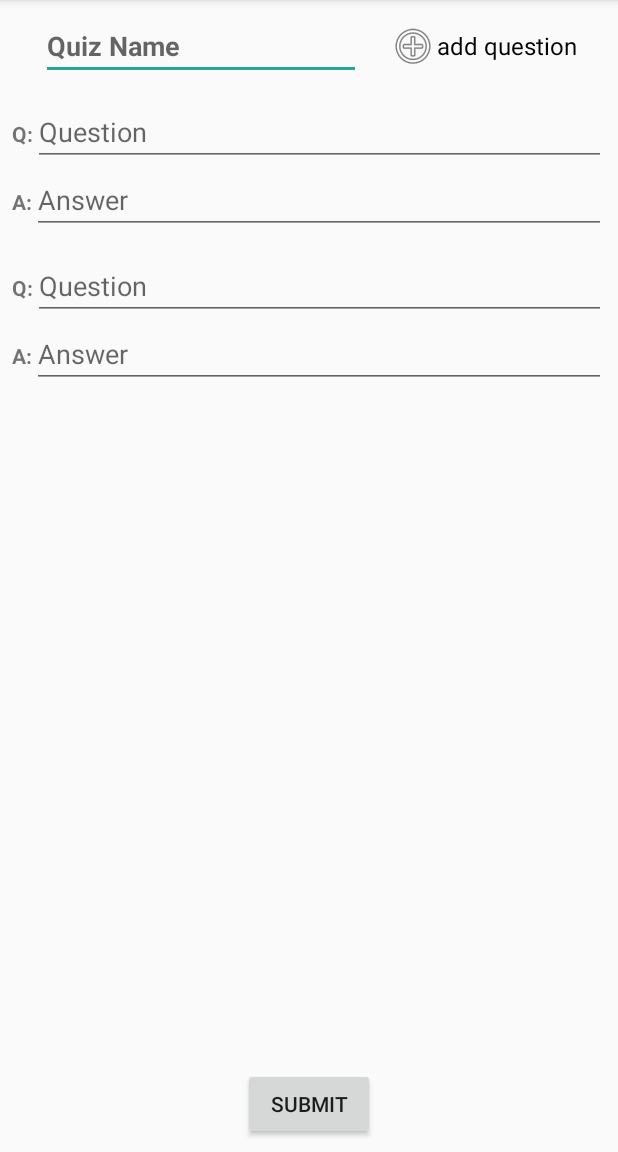
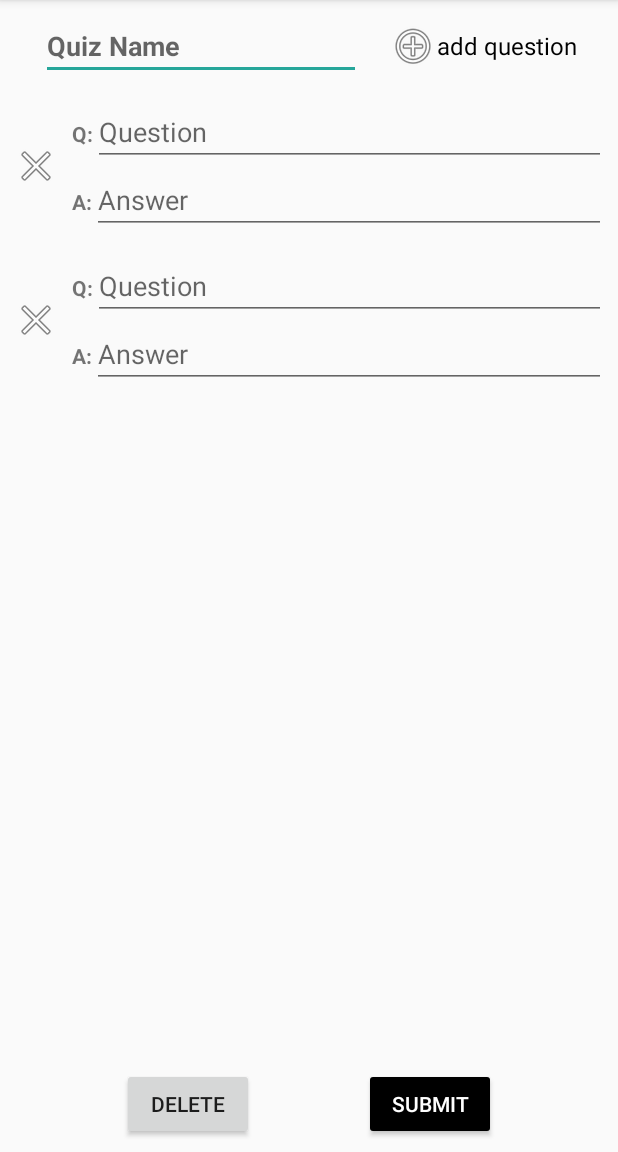
Before and after one commit to R4izz3n/memorize, an Android app: the EditQuiz screen opened directly, with no data from a screen before it, after a tap on "add question", on a phone screen of 412 x 824 dp, the part 84-1236 px from its top. Run offline under Robolectric (Android 15) with nearby library versions, the phone set to English and light mode, and no system bars; our stand-ins replace data binding.

Commit message:
add delete question functionality in edit quiz

```diff
--- a/app/src/main/java/de/kulturbremen/memorize/ui/edit/EditQuiz.java
+++ b/app/src/main/java/de/kulturbremen/memorize/ui/edit/EditQuiz.java
@@ -23,7 +23,8 @@ import de.kulturbremen.memorize.ui.Util;
 /**
  * Activity used for creating a new quiz with questions or editing an existing one
  */
-public class EditQuiz extends AppCompatActivity implements View.OnClickListener{
+public class EditQuiz extends AppCompatActivity
+        implements View.OnClickListener, QuestionRecyclerAdapter.OnDeleteQuestionListener {
     private List<QuestionModel> questionList;
     private QuestionRecyclerAdapter questionAdapter;
     private RecyclerView recyclerView;
@@ -46,7 +47,7 @@ public class EditQuiz extends AppCompatActivity implements View.OnClickListener{
     private void setAdapter() {
         Context context = getApplicationContext();
         recyclerView.setLayoutManager(new LinearLayoutManager(context));
-        questionAdapter = new QuestionRecyclerAdapter(questionList);
+        questionAdapter = new QuestionRecyclerAdapter(questionList, this);
         recyclerView.setAdapter(questionAdapter);
     }
 
@@ -75,24 +76,24 @@ public class EditQuiz extends AppCompatActivity implements View.OnClickListener{
     public void onClick(View view) {
         switch (view.getId()){
             case R.id.addQuestionButton:{
-                onAddQuestion();
+                onAddQuestionClick();
                 break;
             }
 
             case R.id.submitQuizButton:{
-                onSubmitQuiz(view);
+                onSubmitQuizClick(view);
                 break;
 
             }
         }
     }
 
-    private void onAddQuestion() {
+    private void onAddQuestionClick() {
         questionList.add(new QuestionModel());
         questionAdapter.notifyItemInserted(questionList.size() - 1);
     }
 
-    private void onSubmitQuiz(View view) {
+    private void onSubmitQuizClick(View view) {
         Context context = view.getContext();
         EditText quizNameEditText = findViewById(R.id.quizName);
         String quizName = quizNameEditText.getText().toString().trim();
@@ -105,4 +106,10 @@ public class EditQuiz extends AppCompatActivity implements View.OnClickListener{
         Intent intent = new Intent(this, MainActivity.class);
         startActivity(intent);
     }
+
+    @Override
+    public void onDeleteQuestionClick(int position) {
+        questionList.remove(position);
+        questionAdapter.notifyItemRemoved(position);
+    }
 }
--- a/app/src/main/java/de/kulturbremen/memorize/ui/edit/QuestionRecyclerAdapter.java
+++ b/app/src/main/java/de/kulturbremen/memorize/ui/edit/QuestionRecyclerAdapter.java
@@ -1,7 +1,9 @@
 package de.kulturbremen.memorize.ui.edit;
 
 import android.view.LayoutInflater;
+import android.view.View;
 import android.view.ViewGroup;
+import android.widget.ImageButton;
 
 import androidx.annotation.NonNull;
 import androidx.recyclerview.widget.RecyclerView;
@@ -19,9 +21,12 @@ import de.kulturbremen.memorize.model.QuestionModel;
  */
 public class QuestionRecyclerAdapter extends RecyclerView.Adapter<QuestionRecyclerAdapter.ViewHolder> {
     private final List<QuestionModel> questions;
+    private OnDeleteQuestionListener onDeleteQuestionListener;
 
-    public QuestionRecyclerAdapter(List<QuestionModel> questions) {
+    public QuestionRecyclerAdapter(List<QuestionModel> questions,
+                                   OnDeleteQuestionListener onDeleteQuestionListener) {
         this.questions = questions;
+        this.onDeleteQuestionListener = onDeleteQuestionListener;
     }
 
     @NonNull
@@ -43,12 +48,15 @@ public class QuestionRecyclerAdapter extends RecyclerView.Adapter<QuestionRecycl
         return questions.size();
     }
 
-    public class ViewHolder extends RecyclerView.ViewHolder {
+    public class ViewHolder extends RecyclerView.ViewHolder implements View.OnClickListener{
         private FragmentItemEditBinding binding;
 
         public ViewHolder(FragmentItemEditBinding binding) {
             super(binding.getRoot());
             this.binding = binding;
+
+            ImageButton deleteQuestionButton = itemView.findViewById(R.id.deleteQuestionButton);
+            deleteQuestionButton.setOnClickListener(this);
         }
 
         public void bind(QuestionModel question){
@@ -64,6 +72,16 @@ public class QuestionRecyclerAdapter extends RecyclerView.Adapter<QuestionRecycl
         }
 
 
+        @Override
+        public void onClick(View view) {
+            if (view.getId() == R.id.deleteQuestionButton){
+                onDeleteQuestionListener.onDeleteQuestionClick(getAdapterPosition());
+            }
+        }
+    }
+
+    public interface OnDeleteQuestionListener {
+        void onDeleteQuestionClick(int position);
     }
 
 }
--- a/app/src/main/res/layout/activity_add_quiz.xml
+++ b/app/src/main/res/layout/activity_add_quiz.xml
@@ -54,8 +54,21 @@
         android:layout_height="wrap_content"
         android:layout_marginBottom="8dp"
         android:text="@string/submit"
+        android:textColor="@android:color/white"
+        app:backgroundTint="@android:color/background_dark"
         app:layout_constraintBottom_toBottomOf="parent"
         app:layout_constraintEnd_toEndOf="parent"
+        app:layout_constraintStart_toEndOf="@id/deleteQuizButton" />
+
+    <Button
+        android:id="@+id/deleteQuizButton"
+        style="@style/Widget.AppCompat.Button"
+        android:layout_width="wrap_content"
+        android:layout_height="wrap_content"
+        android:layout_marginBottom="8dp"
+        android:text="@string/delete"
+        app:layout_constraintBottom_toBottomOf="parent"
+        app:layout_constraintEnd_toStartOf="@+id/submitQuizButton"
         app:layout_constraintStart_toStartOf="parent" />
 
 
--- a/app/src/main/res/layout/fragment_item_edit.xml
+++ b/app/src/main/res/layout/fragment_item_edit.xml
@@ -15,6 +15,15 @@
         android:layout_marginTop="12dp"
         android:gravity="center"
         android:orientation="vertical">
+
+            <LinearLayout
+                android:id="@+id/questionAndAnswerLinearLayout"
+                android:layout_width="0dp"
+                android:layout_height="wrap_content"
+                android:orientation="vertical"
+                app:layout_constraintEnd_toEndOf="parent"
+                app:layout_constraintStart_toEndOf="@id/deleteQuestionButton"
+                app:layout_constraintTop_toTopOf="parent">
 
                 <LinearLayout
                     android:id="@+id/questionLinearLayout"
@@ -88,6 +97,21 @@
                         app:layout_constraintTop_toBottomOf="@+id/editQuestion" />
 
                 </LinearLayout>
+            </LinearLayout>
+
+        <ImageButton
+            android:id="@+id/deleteQuestionButton"
+            android:layout_width="wrap_content"
+            android:layout_height="wrap_content"
+            android:layout_marginEnd="8dp"
+            android:layout_marginRight="8dp"
+            android:background="@android:color/transparent"
+            android:contentDescription="@string/delete_question"
+            app:layout_constraintBottom_toBottomOf="parent"
+            app:layout_constraintEnd_toStartOf="@id/questionAndAnswerLinearLayout"
+            app:layout_constraintStart_toStartOf="parent"
+            app:layout_constraintTop_toTopOf="parent"
+            app:srcCompat="@android:drawable/ic_menu_close_clear_cancel" />
 
 
     </androidx.constraintlayout.widget.ConstraintLayout>
--- a/app/src/main/res/values/strings.xml
+++ b/app/src/main/res/values/strings.xml
@@ -25,4 +25,6 @@
     <string name="submit">submit</string>
     <string name="editQuestionLabel">Q:</string>
     <string name="editAnswerLabel">A:</string>
+    <string name="delete">delete</string>
+    <string name="delete_question">delete question</string>
 </resources>
```
Lines whose indentation alone changed are shown as unchanged.
